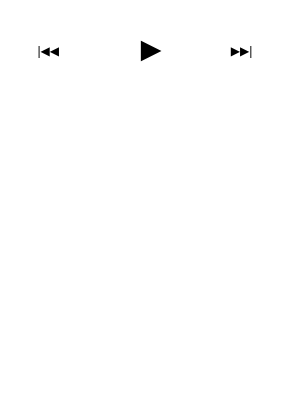
Qt form mainwindow.ui (flxw/scplay) before a commit.
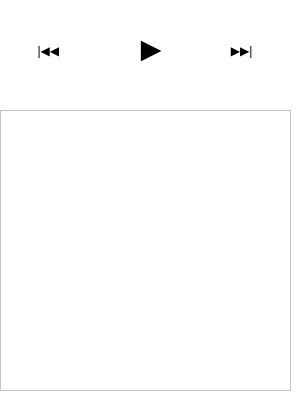
The same form after that commit.

Commit message: Add song view and model (which is still reading local, prefetched JSON)

The edit to the form file:
```diff
--- a/mainwindow.ui
+++ b/mainwindow.ui
@@ -92,6 +92,16 @@
      <string> ▶▶|</string>
     </property>
    </widget>
+   <widget class="QListView" name="songView">
+    <property name="geometry">
+     <rect>
+      <x>0</x>
+      <y>110</y>
+      <width>291</width>
+      <height>281</height>
+     </rect>
+    </property>
+   </widget>
   </widget>
  </widget>
  <layoutdefault spacing="6" margin="11"/>
```
The commit also changes 7 other files.
